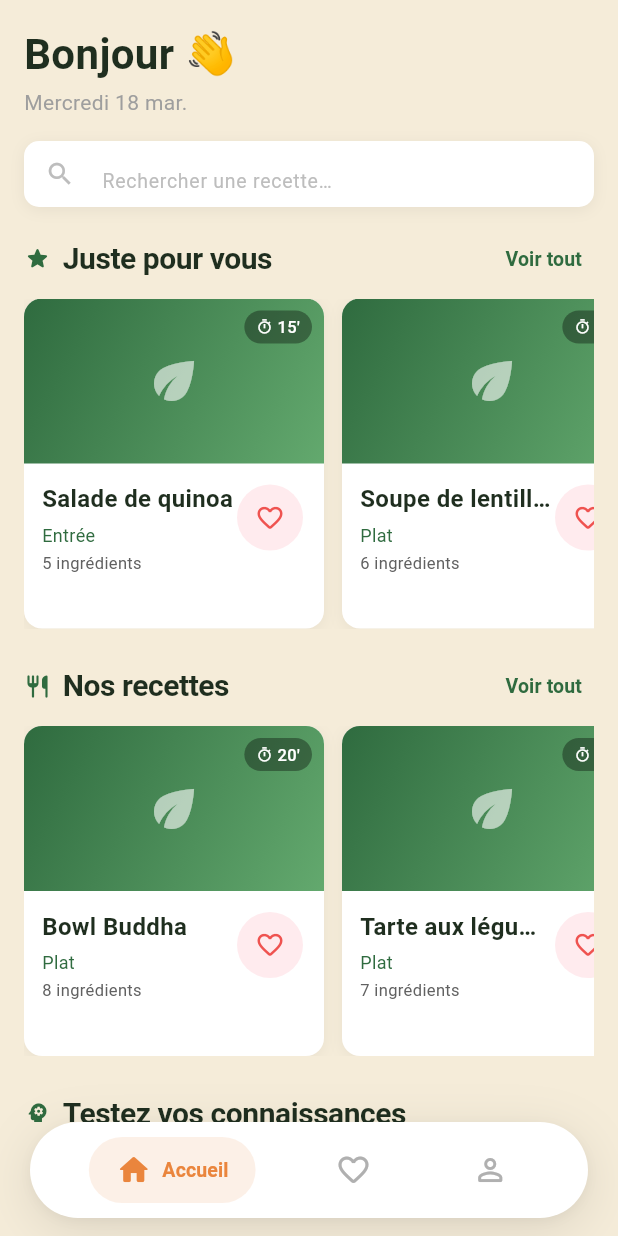
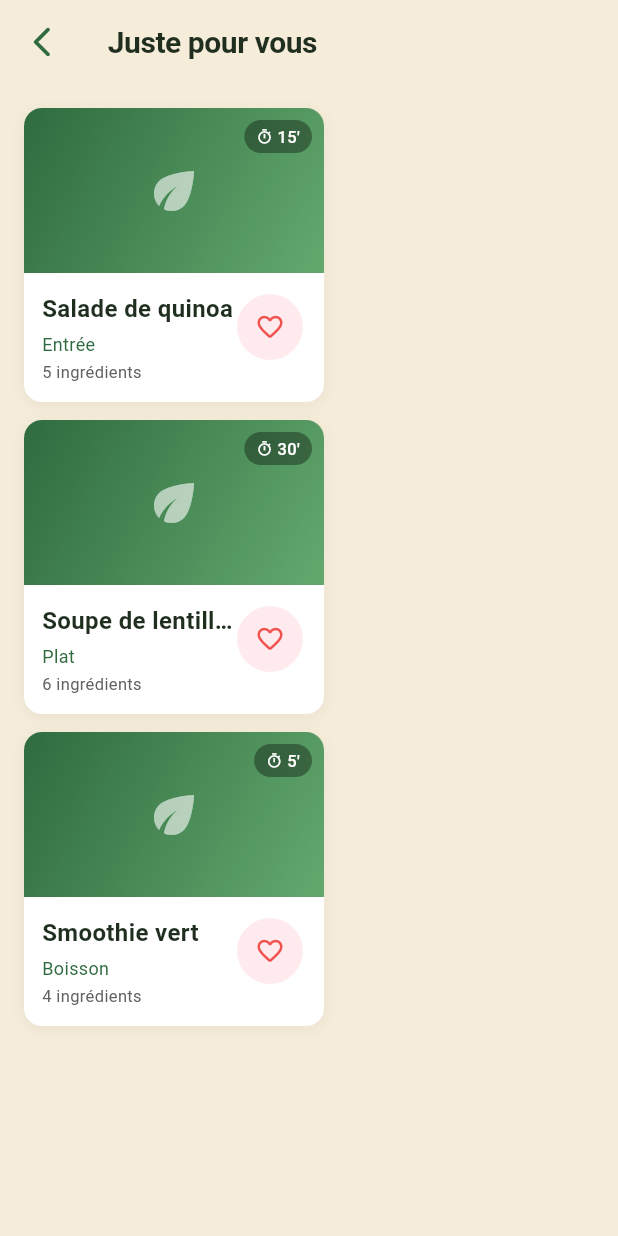
Before and after one commit to EcoDiet/ecodiet_web, a Flutter app: the screen it shows after launch, after a tap on "Se connecter", after a tap on "Voir tout", on a phone screen of 412 x 824 dp. Run offline on Flutter 3.47's test engine with Material 3 defaults, Android fonts, the phone set to English and light mode, and no system bars; our stand-ins replace email_validator, flutter_svg, font_awesome_flutter, logger; missing offline and left inert: mongo_dart.

Commit message:
add all recipes page

```diff
--- /dev/null
+++ b/lib/pages/all_recipes_page.dart
@@ -0,0 +1,252 @@
+import 'package:flutter/material.dart';
+import '../services/favorites_service.dart';
+import '../utils/responsive.dart';
+import 'home_page.dart';
+
+class AllRecipesPage extends StatefulWidget {
+  final String title;
+  final List<Recipe> recipes;
+
+  const AllRecipesPage({
+    Key? key,
+    required this.title,
+    required this.recipes,
+  }) : super(key: key);
+
+  @override
+  State<AllRecipesPage> createState() => _AllRecipesPageState();
+}
+
+class _AllRecipesPageState extends State<AllRecipesPage> {
+  @override
+  void initState() {
+    super.initState();
+    FavoritesService().addListener(_onFavoritesChanged);
+  }
+
+  @override
+  void dispose() {
+    FavoritesService().removeListener(_onFavoritesChanged);
+    super.dispose();
+  }
+
+  void _onFavoritesChanged() => setState(() {});
+
+  void _toggleFavorite(Recipe recipe) {
+    FavoritesService().toggle(FavoriteRecipe(
+      id: recipe.id,
+      title: recipe.title,
+      category: recipe.category,
+      duration: recipe.duration,
+      imageUrl: recipe.imageUrl,
+    ));
+  }
+
+  @override
+  Widget build(BuildContext context) {
+    final desktop = isDesktop(context);
+    return Scaffold(
+      backgroundColor: const Color(0xFFF5ECD9),
+      appBar: AppBar(
+        backgroundColor: const Color(0xFFF5ECD9),
+        elevation: 0,
+        leading: desktop
+            ? TextButton.icon(
+                onPressed: () => Navigator.pop(context),
+                icon: const Icon(Icons.arrow_back, color: Color(0xFF2F6B3F), size: 18),
+                label: const Text(
+                  'Retour',
+                  style: TextStyle(color: Color(0xFF2F6B3F), fontSize: 14),
+                ),
+              )
+            : IconButton(
+                onPressed: () => Navigator.pop(context),
+                icon: const Icon(Icons.arrow_back_ios_new_rounded, color: Color(0xFF2F6B3F)),
+                tooltip: 'Retour',
+              ),
+        leadingWidth: desktop ? 100 : 56,
+        title: Text(
+          widget.title,
+          style: const TextStyle(
+            fontSize: 20,
+            fontWeight: FontWeight.bold,
+            color: Color(0xFF1F2E1F),
+            letterSpacing: -0.3,
+          ),
+        ),
+      ),
+      body: SingleChildScrollView(
+        padding: EdgeInsets.fromLTRB(
+          desktop ? 32 : 16,
+          16,
+          desktop ? 32 : 16,
+          100,
+        ),
+        child: _buildRecipeGrid(context),
+      ),
+    );
+  }
+
+  Widget _buildRecipeGrid(BuildContext context) {
+    final width = MediaQuery.of(context).size.width;
+    final crossAxisCount = width >= 1100 ? 4 : width >= 850 ? 3 : 2;
+    const spacing = 12.0;
+    final cardWidth = (width - spacing * (crossAxisCount - 1)) / crossAxisCount;
+    return Wrap(
+      spacing: spacing,
+      runSpacing: spacing,
+      children: widget.recipes
+          .map((r) => SizedBox(width: cardWidth, child: _buildRecipeCard(context, r)))
+          .toList(),
+    );
+  }
+
+  Widget _buildRecipeCard(BuildContext context, Recipe recipe) {
+    return Semantics(
+      label: 'Recette : ${recipe.title}, ${recipe.category}, ${recipe.duration}',
+      button: true,
+      child: InkWell(
+        onTap: () => Navigator.pushNamed(
+          context,
+          '/recipe',
+          arguments: {
+            'id': recipe.id,
+            'title': recipe.title,
+            'description': recipe.category,
+            'duration': recipe.duration,
+          },
+        ),
+        borderRadius: BorderRadius.circular(12),
+        child: Container(
+          decoration: BoxDecoration(
+            color: Colors.white,
+            borderRadius: BorderRadius.circular(12),
+            boxShadow: [
+              BoxShadow(
+                color: Colors.black.withOpacity(0.05),
+                blurRadius: 8,
+                offset: const Offset(0, 2),
+              ),
+            ],
+          ),
+          child: Column(
+            crossAxisAlignment: CrossAxisAlignment.start,
+            children: [
+              // Image
+              Container(
+                height: 110,
+                decoration: BoxDecoration(
+                  borderRadius: const BorderRadius.vertical(top: Radius.circular(12)),
+                  gradient: recipe.imageUrl == null
+                      ? const LinearGradient(
+                          colors: [Color(0xFF2F6B3F), Color(0xFF63A96E)],
+                          begin: Alignment.topLeft,
+                          end: Alignment.bottomRight,
+                        )
+                      : null,
+                  image: recipe.imageUrl != null
+                      ? DecorationImage(
+                          image: NetworkImage(recipe.imageUrl!),
+                          fit: BoxFit.cover,
+                        )
+                      : null,
+                ),
+                child: Stack(
+                  children: [
+                    if (recipe.imageUrl == null)
+                      Center(
+                        child: Icon(
+                          Icons.eco,
+                          size: 40,
+                          color: Colors.white.withOpacity(0.6),
+                        ),
+                      ),
+                    Positioned(
+                      top: 8,
+                      right: 8,
+                      child: Container(
+                        padding: const EdgeInsets.symmetric(horizontal: 8, vertical: 3),
+                        decoration: BoxDecoration(
+                          color: Colors.black.withOpacity(0.35),
+                          borderRadius: BorderRadius.circular(20),
+                        ),
+                        child: Row(
+                          mainAxisSize: MainAxisSize.min,
+                          children: [
+                            const Icon(Icons.timer_outlined, size: 11, color: Colors.white),
+                            const SizedBox(width: 3),
+                            Text(
+                              recipe.duration,
+                              style: const TextStyle(
+                                fontSize: 11,
+                                color: Colors.white,
+                                fontWeight: FontWeight.w500,
+                              ),
+                            ),
+                          ],
+                        ),
+                      ),
+                    ),
+                  ],
+                ),
+              ),
+              // Contenu
+              Padding(
+                padding: const EdgeInsets.all(12),
+                child: Row(
+                  crossAxisAlignment: CrossAxisAlignment.start,
+                  children: [
+                    Expanded(
+                      child: Column(
+                        crossAxisAlignment: CrossAxisAlignment.start,
+                        children: [
+                          Text(
+                            recipe.title,
+                            style: const TextStyle(
+                              fontSize: 16,
+                              fontWeight: FontWeight.bold,
+                              color: Color(0xFF1F2E1F),
+                            ),
+                            maxLines: 1,
+                            overflow: TextOverflow.ellipsis,
+                          ),
+                          const SizedBox(height: 4),
+                          Text(
+                            recipe.category,
+                            style: const TextStyle(fontSize: 12, color: Color(0xFF2F6B3F)),
+                          ),
+                          const SizedBox(height: 2),
+                          Text(
+                            recipe.ingredients,
+                            style: TextStyle(fontSize: 11, color: Colors.grey[700]),
+                          ),
+                        ],
+                      ),
+                    ),
+                    IconButton(
+                      onPressed: () => _toggleFavorite(recipe),
+                      tooltip: FavoritesService().isFavorite(recipe.id)
+                          ? 'Retirer des favoris'
+                          : 'Ajouter aux favoris',
+                      style: IconButton.styleFrom(
+                        backgroundColor: Colors.red[50],
+                        minimumSize: const Size(44, 44),
+                      ),
+                      icon: Icon(
+                        FavoritesService().isFavorite(recipe.id)
+                            ? Icons.favorite_rounded
+                            : Icons.favorite_border_rounded,
+                        size: 20,
+                        color: Colors.red[400],
+                      ),
+                    ),
+                  ],
+                ),
+              ),
+            ],
+          ),
+        ),
+      ),
+    );
+  }
+}
--- a/lib/pages/home_page.dart
+++ b/lib/pages/home_page.dart
@@ -1,6 +1,7 @@
 import 'package:flutter/material.dart';
 import '../utils/responsive.dart';
 import '../services/favorites_service.dart';
+import 'all_recipes_page.dart';
 
 /// Modèle pour une recette
 class Recipe {
@@ -232,7 +233,19 @@ class _HomePageState extends State<HomePage> {
 
                     // Section "Juste pour vous"
                     if (_filteredRecommended.isNotEmpty) ...[
-                      _buildSectionTitle('Juste pour vous', icon: Icons.star_rounded),
+                      _buildSectionTitle(
+                        'Juste pour vous',
+                        icon: Icons.star_rounded,
+                        onViewAll: () => Navigator.push(
+                          context,
+                          MaterialPageRoute(
+                            builder: (_) => AllRecipesPage(
+                              title: 'Juste pour vous',
+                              recipes: _filteredRecommended,
+                            ),
+                          ),
+                        ),
+                      ),
                       const SizedBox(height: 12),
                       if (desktop)
                         _buildRecipeGrid(context, _filteredRecommended)
@@ -258,7 +271,19 @@ class _HomePageState extends State<HomePage> {
 
                     // Section "Nos recettes"
                     if (_filteredAll.isNotEmpty) ...[
-                      _buildSectionTitle('Nos recettes', icon: Icons.restaurant_rounded),
+                      _buildSectionTitle(
+                        'Nos recettes',
+                        icon: Icons.restaurant_rounded,
+                        onViewAll: () => Navigator.push(
+                          context,
+                          MaterialPageRoute(
+                            builder: (_) => AllRecipesPage(
+                              title: 'Nos recettes',
+                              recipes: _filteredAll,
+                            ),
+                          ),
+                        ),
+                      ),
                       const SizedBox(height: 12),
                       if (desktop)
                         _buildRecipeGrid(context, _filteredAll)
@@ -458,22 +483,18 @@ class _HomePageState extends State<HomePage> {
   Widget _buildRecipeGrid(BuildContext context, List<Recipe> recipes) {
     final width = MediaQuery.of(context).size.width;
     final crossAxisCount = width >= 1100 ? 4 : width >= 850 ? 3 : 2;
-    return GridView.builder(
-      gridDelegate: SliverGridDelegateWithFixedCrossAxisCount(
-        crossAxisCount: crossAxisCount,
-        crossAxisSpacing: 12,
-        mainAxisSpacing: 12,
-        childAspectRatio: 0.85,
-      ),
-      shrinkWrap: true,
-      physics: const NeverScrollableScrollPhysics(),
-      itemCount: recipes.length,
-      itemBuilder: (context, index) =>
-          _buildRecipeCard(context, recipes[index]),
+    final spacing = 12.0;
+    final cardWidth = (width - spacing * (crossAxisCount - 1)) / crossAxisCount;
+    return Wrap(
+      spacing: spacing,
+      runSpacing: spacing,
+      children: recipes
+          .map((r) => SizedBox(width: cardWidth, child: _buildRecipeCard(context, r)))
+          .toList(),
     );
   }
 
-  Widget _buildSectionTitle(String title, {bool showViewAll = true, IconData? icon}) {
+  Widget _buildSectionTitle(String title, {bool showViewAll = true, IconData? icon, VoidCallback? onViewAll}) {
     return Row(
       mainAxisAlignment: MainAxisAlignment.spaceBetween,
       crossAxisAlignment: CrossAxisAlignment.center,
@@ -495,9 +516,9 @@ class _HomePageState extends State<HomePage> {
             ),
           ],
         ),
-        if (showViewAll)
+        if (showViewAll && onViewAll != null)
           TextButton(
-            onPressed: () {},
+            onPressed: onViewAll,
             style: TextButton.styleFrom(
               foregroundColor: const Color(0xFF2F6B3F),
               padding: const EdgeInsets.symmetric(horizontal: 8, vertical: 4),
```
